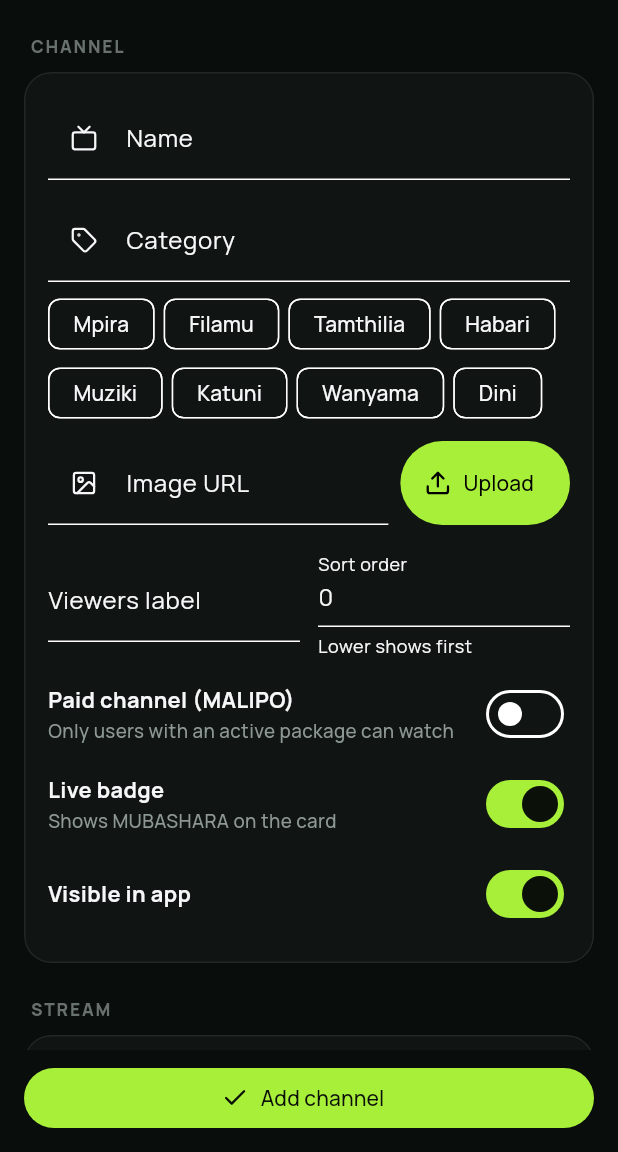
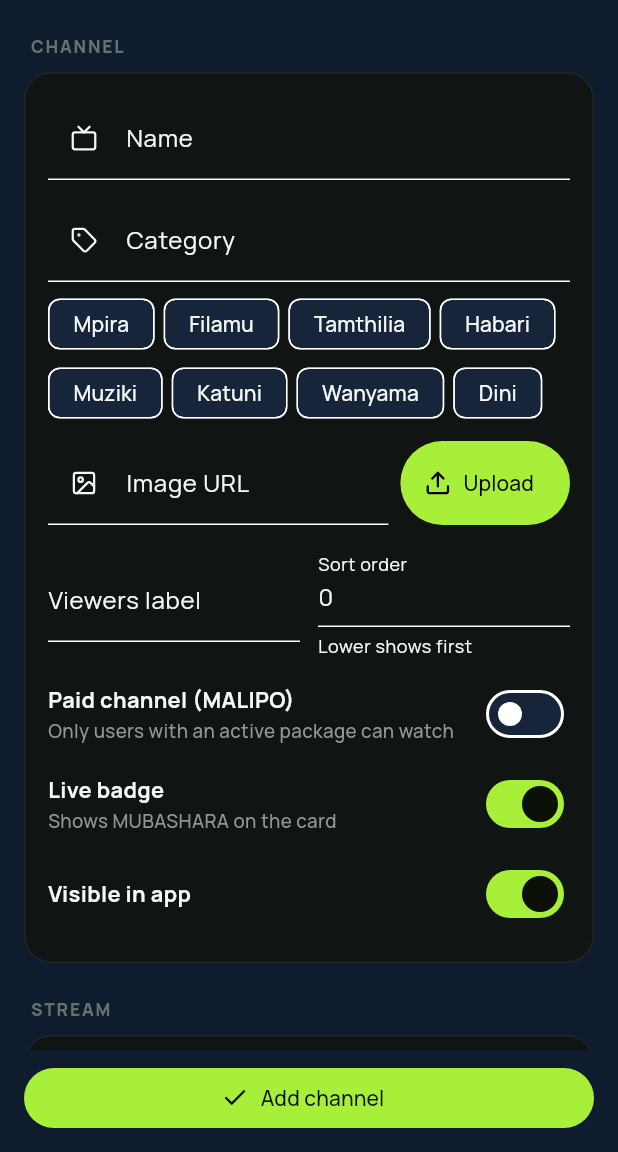
Before and after one commit to mwaijengo/UhuruMax, a Flutter app: the ChannelForm screen opened directly, on a phone screen of 412 x 824 dp, the part 84-1236 px from its top. Run offline on Flutter 3.47's test engine with Material 3 defaults, Android fonts, the phone set to English and light mode, and no system bars; our stand-ins replace cached_network_image, firebase_core, firebase_messaging, flutter_cache_manager, flutter_local_notifications, google_fonts and 5 more; accounts and stored records are empty; network calls fail; statements that could not run were skipped.

Commit message:
Clear channel/carousel images, bordered channel cards, navy blue theme
Co-authored-by: Cursor <cursoragent@cursor.com>

```diff
--- a/lib/screens/app_shell.dart
+++ b/lib/screens/app_shell.dart
@@ -126,7 +126,7 @@ class _BottomNav extends StatelessWidget {
       height: 72 + bottom,
       padding: EdgeInsets.only(bottom: bottom),
       decoration: const BoxDecoration(
-        color: Color(0xF20D1211),
+        color: Color(0xF2122135),
         border: Border(top: BorderSide(color: AppColors.line)),
       ),
       child: Row(
--- a/lib/screens/malipo_screen.dart
+++ b/lib/screens/malipo_screen.dart
@@ -181,7 +181,7 @@ class _CurrentPlanCard extends StatelessWidget {
               begin: Alignment(-0.7, -1),
               end: Alignment(0.7, 1),
               stops: [0, 0.6],
-              colors: [Color(0xFF182010), Color(0xFF101513)],
+              colors: [Color(0xFF182010), AppColors.surface],
             ),
             child: Column(
               crossAxisAlignment: CrossAxisAlignment.stretch,
--- a/lib/theme/app_theme.dart
+++ b/lib/theme/app_theme.dart
@@ -5,12 +5,14 @@ import 'package:google_fonts/google_fonts.dart';
 class AppColors {
   AppColors._();
 
-  static const bg = Color(0xFF090D0C);
-  static const backdrop = Color(0xFF050706);
-  static const surface = Color(0xFF101514);
-  static const surface2 = Color(0xFF171D1B);
-  static const sheet = Color(0xFF111615);
+  static const bg = Color(0xFF0F1C2E);
+  static const backdrop = Color(0xFF0A1422);
+  static const surface = Color(0xFF16253A);
+  static const surface2 = Color(0xFF1D2E46);
+  static const sheet = Color(0xFF152338);
+  static const navBar = Color(0xFF122135);
   static const line = Color(0x14FFFFFF);
+  static const cardBorder = Color(0x6680B4FF);
   static const muted = Color(0xFF8D9794);
   static const dim = Color(0xFF68716E);
   static const faint = Color(0xFF515956);
@@ -21,7 +23,7 @@ class AppColors {
   static const text = Color(0xFFF6F7F8);
   static const red = Color(0xFFFF493F);
   static const error = Color(0xFFFF837B);
-  static const toggleOff = Color(0xFF303734);
+  static const toggleOff = Color(0xFF2E3D52);
   static const toggleKnobOff = Color(0xFF8D9693);
 
   static Color greenA(double alpha) => green.withValues(alpha: alpha);
@@ -34,7 +36,7 @@ class AppTheme {
     statusBarColor: Colors.transparent,
     statusBarIconBrightness: Brightness.light,
     statusBarBrightness: Brightness.dark,
-    systemNavigationBarColor: Color(0xFF0D1211),
+    systemNavigationBarColor: AppColors.navBar,
     systemNavigationBarIconBrightness: Brightness.light,
   );
 
```
Also changed, not shown: lib/screens/home_screen.dart (+2 -14 lines), lib/widgets/common.dart (+11 -9 lines).
